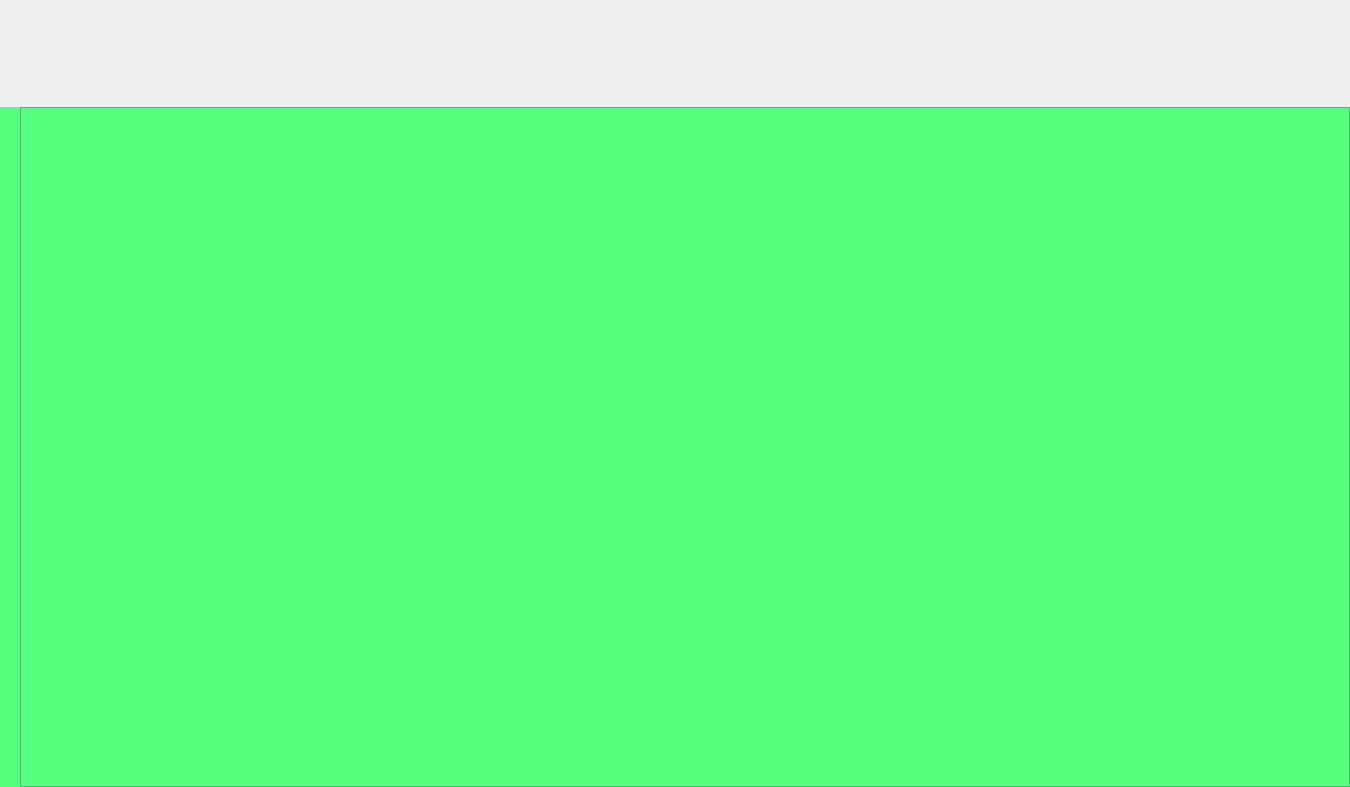
The window that MyVideoPlayer-Client/homepagewidget.ui (Kutbas/MyVideoPlayer-Client) describes before a commit, drawn with Qt 5.
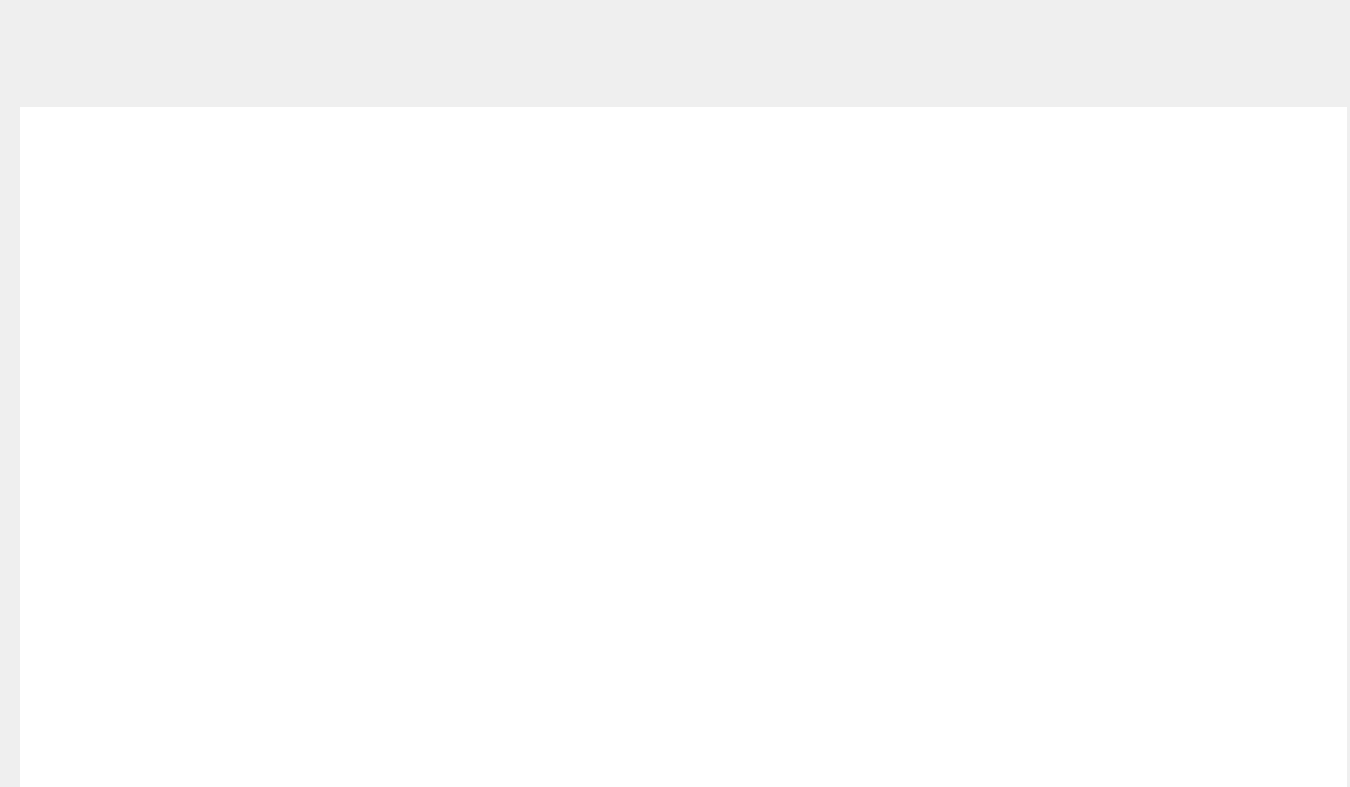
The same window after the commit. Custom widgets are drawn as their Qt base class.

Commit message: VideoBox支持鼠标点击

The edit to the form file:
```diff
--- a/MyVideoPlayer-Client/homepagewidget.ui
+++ b/MyVideoPlayer-Client/homepagewidget.ui
@@ -24,7 +24,7 @@
     <number>0</number>
    </property>
    <property name="rightMargin">
-    <number>0</number>
+    <number>3</number>
    </property>
    <property name="bottomMargin">
     <number>0</number>
@@ -247,7 +247,7 @@
    <item>
     <widget class="QWidget" name="videoBox" native="true">
      <property name="styleSheet">
-      <string notr="true">background-color:rgb(85, 255, 127);</string>
+      <string notr="true"/>
      </property>
      <layout class="QVBoxLayout" name="verticalLayout_4">
       <property name="spacing">
@@ -267,6 +267,31 @@
       </property>
       <item>
        <widget class="QScrollArea" name="videoScroll">
+        <property name="styleSheet">
+         <string notr="true">#videoScroll{
+	border : none;
+}
+
+QScrollBar:vertical{
+	border : none;
+	background-color : #FFFFFF;
+	width : 10px;
+}
+
+QScrollBar::handle:vertical{
+	border : none;
+	border-radius : 5px;
+	background-color : #E8E8E8;
+	min-height : 134px;
+}
+
+QScrollBar::up-arrow:vertical, QScrollBar::down-arrow:vertical{
+	border : none;
+	width : 0px;
+	height : 0px;
+}
+</string>
+        </property>
         <property name="horizontalScrollBarPolicy">
          <enum>Qt::ScrollBarPolicy::ScrollBarAlwaysOff</enum>
         </property>
@@ -278,10 +303,16 @@
           <rect>
            <x>0</x>
            <y>0</y>
-           <width>1328</width>
-           <height>678</height>
+           <width>1327</width>
+           <height>680</height>
           </rect>
          </property>
+         <property name="styleSheet">
+          <string notr="true">#scrollAreaWidgetContents
+{
+	background-color : #FFFFFF;
+}</string>
+         </property>
          <layout class="QVBoxLayout" name="verticalLayout_5">
           <property name="spacing">
            <number>20</number>
```
The commit also changes 6 other files.
